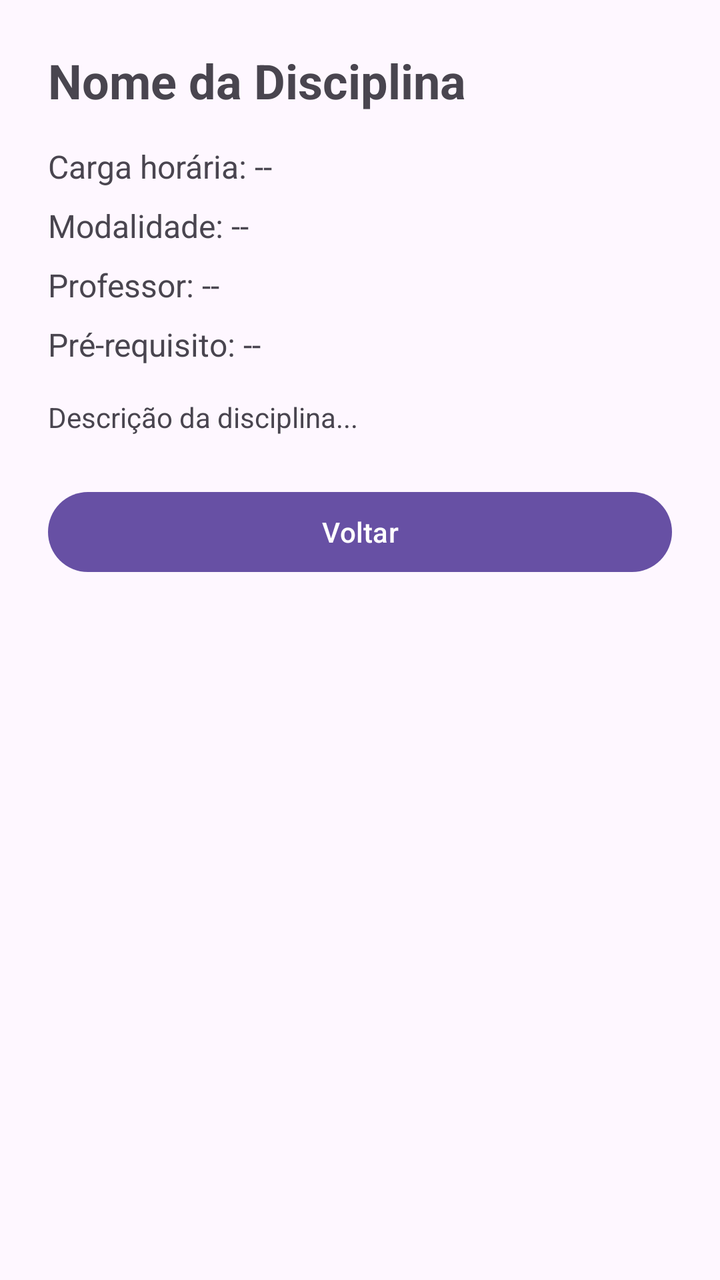
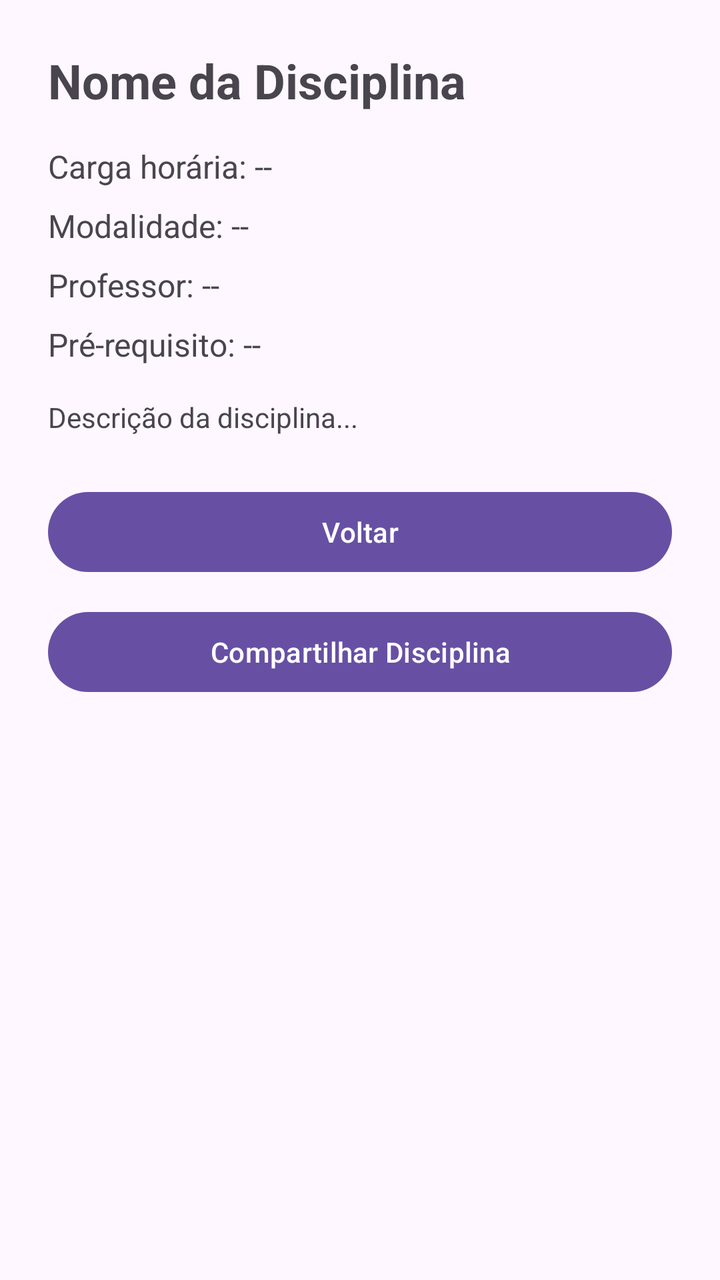

Screens rendered from an Android XML layout before and after an edit, with the pre-edit source and the edit as a unified diff.
<!-- AndroidManifest.xml: application theme Theme.Larissa -->
<!-- res/layout/activity_detalhes_disciplina.xml -->
<?xml version="1.0" encoding="utf-8"?>
<LinearLayout xmlns:android="http://schemas.android.com/apk/res/android"
    android:layout_width="match_parent"
    android:layout_height="match_parent"
    android:orientation="vertical"
    android:padding="24dp">

    <TextView
        android:id="@+id/tvNomeDisciplina"
        android:layout_width="wrap_content"
        android:layout_height="wrap_content"
        android:text="Nome da Disciplina"
        android:textSize="24sp"
        android:textStyle="bold"
        android:layout_marginBottom="16dp" />

    <TextView
        android:id="@+id/tvCargaHoraria"
        android:layout_width="wrap_content"
        android:layout_height="wrap_content"
        android:text="Carga horária: --"
        android:textSize="16sp"
        android:layout_marginBottom="8dp" />

    <TextView
        android:id="@+id/tvModalidade"
        android:layout_width="wrap_content"
        android:layout_height="wrap_content"
        android:text="Modalidade: --"
        android:textSize="16sp"
        android:layout_marginBottom="8dp" />

    <TextView
        android:id="@+id/tvProfessor"
        android:layout_width="wrap_content"
        android:layout_height="wrap_content"
        android:text="Professor: --"
        android:textSize="16sp"
        android:layout_marginBottom="8dp" />

    <TextView
        android:id="@+id/tvPreRequisito"
        android:layout_width="wrap_content"
        android:layout_height="wrap_content"
        android:text="Pré-requisito: --"
        android:textSize="16sp"
        android:layout_marginBottom="16dp" />

    <TextView
        android:id="@+id/tvDescricao"
        android:layout_width="wrap_content"
        android:layout_height="wrap_content"
        android:text="Descrição da disciplina..."
        android:textSize="14sp"
        android:layout_marginBottom="24dp" />

    <Button
        android:id="@+id/btnVoltar"
        android:layout_width="match_parent"
        android:layout_height="wrap_content"
        android:text="Voltar" />

</LinearLayout>
<!-- resources referenced by this layout -->
<resources>
  <style name="Theme.Larissa" parent="Base.Theme.Larissa" />
  <style name="Base.Theme.Larissa" parent="Theme.Material3.DayNight.NoActionBar">
          
          
      </style>
</resources>

<!-- the commit's change to res/layout/activity_detalhes_disciplina.xml (unified diff, before → after) -->
@@ -59,5 +59,10 @@
         android:layout_width="match_parent"
         android:layout_height="wrap_content"
         android:text="Voltar" />
-
+    <Button
+        android:id="@+id/btnCompartilhar"
+        android:layout_width="match_parent"
+        android:layout_height="wrap_content"
+        android:layout_marginTop="12dp"
+        android:text="Compartilhar Disciplina" />
 </LinearLayout>
